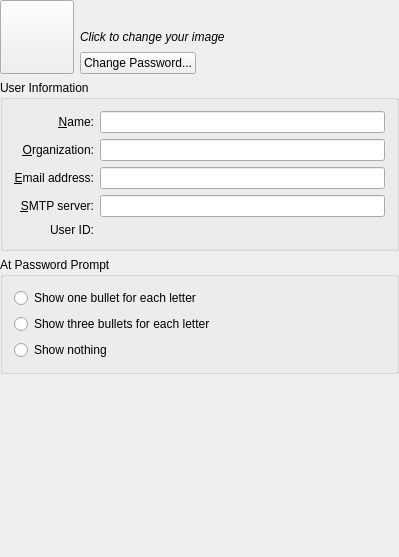
The window that kdepasswd/kcm/main_widget.ui (KDE/konqueror) describes before a commit, drawn with Qt 5.
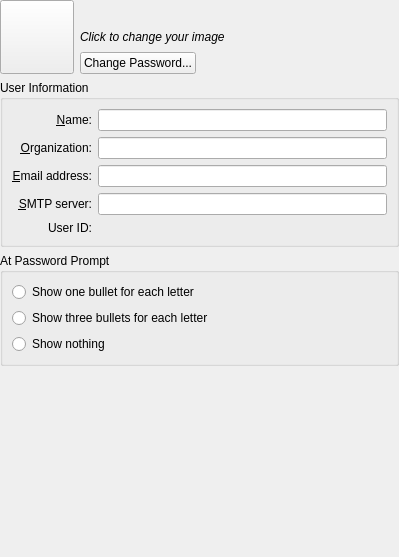
The same window after the commit. Custom widgets are drawn as their Qt base class.

What changed in the file:
```diff
--- a/kdepasswd/kcm/main_widget.ui
+++ b/kdepasswd/kcm/main_widget.ui
@@ -284,8 +284,6 @@
    </item>
   </layout>
  </widget>
- <layoutdefault spacing="6" margin="11" />
- <layoutfunction spacing="KDialog::spacingHint" margin="KDialog::marginHint" />
   <customwidgets>
   <customwidget>
    <class>KButtonGroup</class>
```
